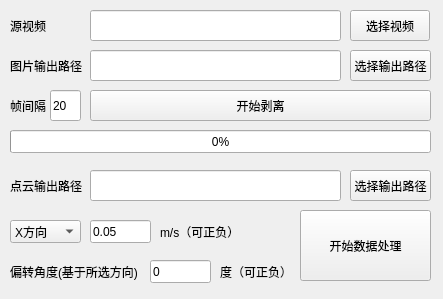
The window that mainwindow.ui (lnwin/Video2Pictures) describes before a commit, drawn with Qt 5.
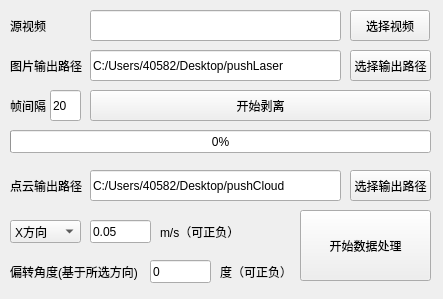
The same window after the commit.

Commit message: 可显示被处理后的图片

Diff of the .ui file:
```diff
--- a/mainwindow.ui
+++ b/mainwindow.ui
@@ -59,6 +59,9 @@
       <height>31</height>
      </rect>
     </property>
+    <property name="text">
+     <string>C:/Users/40582/Desktop/pushLaser</string>
+    </property>
    </widget>
    <widget class="QLabel" name="label">
     <property name="geometry">
@@ -163,6 +166,9 @@
       <height>31</height>
      </rect>
     </property>
+    <property name="text">
+     <string>C:/Users/40582/Desktop/pushCloud</string>
+    </property>
    </widget>
    <widget class="QLabel" name="label_4">
     <property name="geometry">
```
The commit also changes 2 other files.
